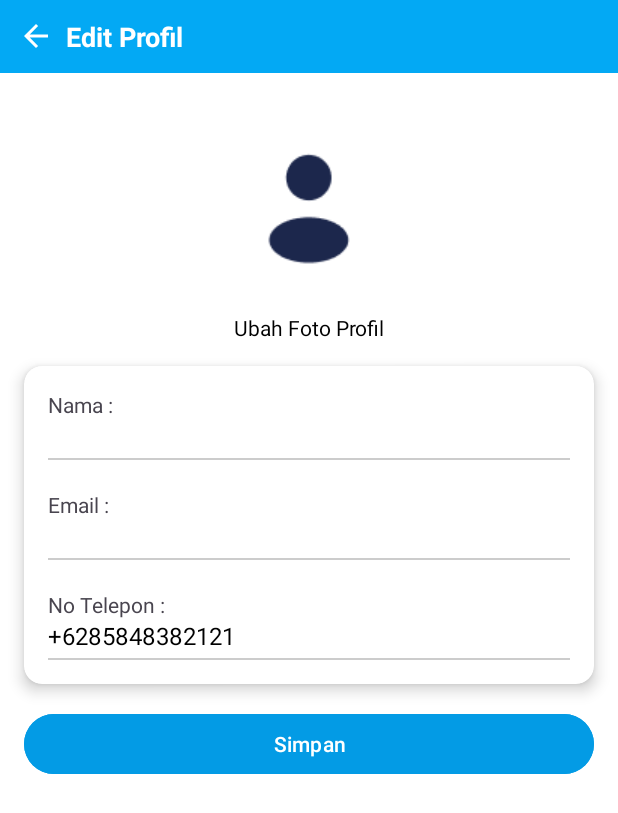
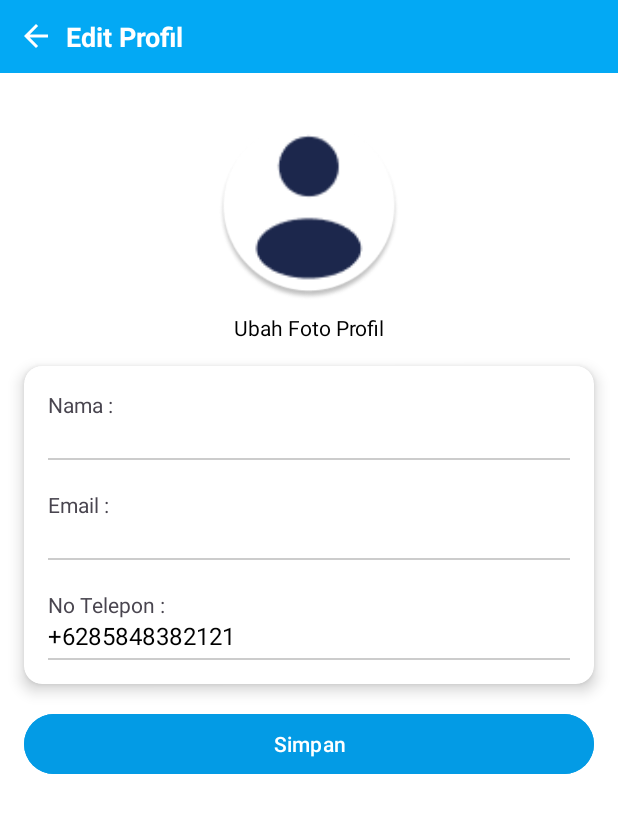
Before and after one commit to myrna12345/SmartFeed, an Android app: the EditProfilActivity screen opened directly, with no data from a screen before it, on a phone screen of 412 x 824 dp. Shown: the top 813 px of the screen. Run offline under Robolectric (Android 15) with nearby library versions, the phone set to English and light mode, and no system bars; our stand-ins replace Firebase (no records; nobody signed in at launch, a user with empty details on screens opened directly); pictures from the network do not load.

Commit message:
perbaikan sementara halaman edit profil

```diff
--- a/app/build.gradle
+++ b/app/build.gradle
@@ -36,6 +36,9 @@ dependencies {
     implementation 'com.google.firebase:firebase-analytics:21.5.0' // terbaru untuk analytics (opsional)
     implementation 'com.google.firebase:firebase-database:20.3.0' // realtime database (kalau pakai)
     implementation 'com.google.firebase:firebase-firestore:24.9.0' // untuk Firestore
+    implementation 'com.github.bumptech.glide:glide:4.15.1' // Glide untuk load gambar
+    annotationProcessor 'com.github.bumptech.glide:compiler:4.15.1' // Annotation processor untuk Glide
+
 
     // Jangan pakai firebase-core (sudah deprecated)
 
--- a/app/src/main/java/com/example/pakanotomatis/EditProfilActivity.java
+++ b/app/src/main/java/com/example/pakanotomatis/EditProfilActivity.java
@@ -1,8 +1,14 @@
 package com.example.pakanotomatis;
 
+import android.content.Intent;
+import android.graphics.Outline;
+import android.net.Uri;
+import android.os.Build;
 import android.os.Bundle;
 import android.util.Log;
 import android.util.Patterns;
+import android.view.View;
+import android.view.ViewOutlineProvider;
 import android.widget.Button;
 import android.widget.EditText;
 import android.widget.ImageView;
@@ -10,8 +16,12 @@ import android.widget.LinearLayout;
 import android.widget.TextView;
 import android.widget.Toast;
 
+
+import androidx.annotation.Nullable;
 import androidx.appcompat.app.AppCompatActivity;
 
+import com.bumptech.glide.Glide;
+import com.bumptech.glide.load.resource.bitmap.CircleCrop;
 import com.google.firebase.auth.FirebaseAuth;
 import com.google.firebase.auth.FirebaseUser;
 import com.google.firebase.auth.UserProfileChangeRequest;
@@ -22,6 +32,8 @@ import java.util.Map;
 
 public class EditProfilActivity extends AppCompatActivity {
 
+    private static final int PICK_IMAGE_REQUEST = 1;
+
     private ImageView profileImage;
     private TextView textUbahFoto;
     private EditText editName, editEmail, editPhone;
@@ -30,6 +42,8 @@ public class EditProfilActivity extends AppCompatActivity {
 
     private FirebaseAuth mAuth;
     private FirebaseFirestore db;
+
+    private Uri selectedImageUri = null;
 
     @Override
     protected void onCreate(Bundle savedInstanceState) {
@@ -52,15 +66,49 @@ public class EditProfilActivity extends AppCompatActivity {
 
         mAuth = FirebaseAuth.getInstance();
         db = FirebaseFirestore.getInstance();
+
+        profileImage.post(() -> {
+            int size = Math.min(profileImage.getWidth(), profileImage.getHeight());
+            profileImage.setClipToOutline(true);
+            profileImage.setOutlineProvider(new ViewOutlineProvider() {
+                @Override
+                public void getOutline(View view, Outline outline) {
+                    outline.setOval(0, 0, size, size);
+                }
+            });
+        });
     }
 
     private void setupListeners() {
         backHeader.setOnClickListener(v -> finish());
 
-        textUbahFoto.setOnClickListener(v ->
-                Toast.makeText(this, "Fitur ubah foto belum tersedia", Toast.LENGTH_SHORT).show());
+        textUbahFoto.setOnClickListener(v -> openImageChooser());
 
         btnSave.setOnClickListener(v -> saveProfile());
+    }
+
+    private void openImageChooser() {
+        Intent intent = new Intent();
+        intent.setType("image/*");
+        intent.setAction(Intent.ACTION_GET_CONTENT);
+        startActivityForResult(Intent.createChooser(intent, "Pilih Foto"), PICK_IMAGE_REQUEST);
+    }
+
+    @Override
+    protected void onActivityResult(int requestCode, int resultCode, @Nullable Intent data) {
+        super.onActivityResult(requestCode, resultCode, data);
+
+        if (requestCode == PICK_IMAGE_REQUEST && resultCode == RESULT_OK && data != null && data.getData() != null) {
+            selectedImageUri = data.getData();
+
+            // Load image dengan Glide dan circle crop
+            Glide.with(this)
+                    .load(selectedImageUri)
+                    .placeholder(R.drawable.ic_user_default)
+                    .error(R.drawable.ic_user_default)
+                    .transform(new CircleCrop())
+                    .into(profileImage);
+        }
     }
 
     private void loadUserData() {
@@ -80,10 +128,25 @@ public class EditProfilActivity extends AppCompatActivity {
                             if (nama != null) editName.setText(nama);
                             if (email != null) editEmail.setText(email);
                             if (telepon != null) editPhone.setText(telepon);
+
+                            String photoUrl = documentSnapshot.getString("photoUrl");
+                            if (photoUrl != null && !photoUrl.isEmpty()) {
+                                Glide.with(this)
+                                        .load(photoUrl)
+                                        .placeholder(R.drawable.ic_user_default)
+                                        .error(R.drawable.ic_user_default)
+                                        .transform(new CircleCrop())
+                                        .into(profileImage);
+                            } else {
+                                Glide.with(this)
+                                        .load(R.drawable.ic_user_default)
+                                        .transform(new CircleCrop())
+                                        .into(profileImage);
+                            }
+
                         } else {
                             Toast.makeText(this, "Data tidak ditemukan di Firestore", Toast.LENGTH_SHORT).show();
 
-                            // Fallback: gunakan data dari FirebaseAuth
                             String email = user.getEmail();
                             String displayName = user.getDisplayName();
 
@@ -110,14 +173,29 @@ public class EditProfilActivity extends AppCompatActivity {
                                     editName.setText(displayName);
                                 }
                             }
+
+                            Glide.with(this)
+                                    .load(R.drawable.ic_user_default)
+                                    .transform(new CircleCrop())
+                                    .into(profileImage);
                         }
                     })
                     .addOnFailureListener(e -> {
                         Toast.makeText(this, "Gagal memuat data profil", Toast.LENGTH_SHORT).show();
                         Log.e("EditProfil", "Gagal ambil data Firestore", e);
+
+                        Glide.with(this)
+                                .load(R.drawable.ic_user_default)
+                                .transform(new CircleCrop())
+                                .into(profileImage);
                     });
         } else {
             Toast.makeText(this, "User belum login!", Toast.LENGTH_SHORT).show();
+
+            Glide.with(this)
+                    .load(R.drawable.ic_user_default)
+                    .transform(new CircleCrop())
+                    .into(profileImage);
         }
     }
 
@@ -168,6 +246,7 @@ public class EditProfilActivity extends AppCompatActivity {
                         if (task.isSuccessful()) {
                             Log.d("EditProfil", "Display name updated.");
                             saveToFirestore(user.getUid(), nama, email, telepon);
+                            // TODO: Upload foto ke Firebase Storage dan simpan URL di Firestore jika selectedImageUri != null
                         } else {
                             Toast.makeText(this, "Gagal update profil", Toast.LENGTH_SHORT).show();
                         }
@@ -190,7 +269,7 @@ public class EditProfilActivity extends AppCompatActivity {
                 })
                 .addOnFailureListener(e -> {
                     Toast.makeText(this, "Gagal simpan data ke Firestore", Toast.LENGTH_SHORT).show();
-                    Log.e("EditProfil", "Error saving data", e);
+                    Log.e("EditProfil", "Gagal simpan data ke Firestore", e);
                 });
     }
 }
--- a/app/src/main/res/layout/activity_edit_profil.xml
+++ b/app/src/main/res/layout/activity_edit_profil.xml
@@ -48,17 +48,20 @@
         </LinearLayout>
     </androidx.constraintlayout.widget.ConstraintLayout>
 
-    <!-- Foto Profil -->
+    <!-- Foto Profil Lingkaran -->
     <ImageView
         android:id="@+id/profile_image"
         android:layout_width="120dp"
         android:layout_height="120dp"
+        android:layout_marginTop="32dp"
+        android:scaleType="centerCrop"
         android:src="@drawable/ic_user_default"
-        android:layout_marginTop="32dp"
+        android:clipToOutline="true"
+        android:outlineProvider="background"
+        android:background="@drawable/bg_circle_white"
         app:layout_constraintTop_toBottomOf="@id/header_container"
         app:layout_constraintStart_toStartOf="parent"
-        app:layout_constraintEnd_toEndOf="parent"
-        android:scaleType="centerInside" />
+        app:layout_constraintEnd_toEndOf="parent" />
 
     <!-- Teks Ubah Foto -->
     <TextView
@@ -105,10 +108,10 @@
                 android:text="Azmi"
                 android:textColor="#000000"
                 android:textSize="16sp"
+                android:background="@null"
                 android:backgroundTint="#CCCCCC"
-                android:paddingBottom="4dp"
                 android:inputType="textPersonName"
-                android:background="@null" />
+                android:paddingBottom="4dp" />
 
             <View
                 android:layout_width="match_parent"
@@ -130,9 +133,9 @@
                 android:text="azmi@gmail.com"
                 android:textColor="#000000"
                 android:textSize="16sp"
+                android:background="@null"
                 android:paddingBottom="4dp"
-                android:inputType="textEmailAddress"
-                android:background="@null" />
+                android:inputType="textEmailAddress" />
 
             <View
                 android:layout_width="match_parent"
@@ -154,9 +157,9 @@
                 android:text="+6285848382121"
                 android:textColor="#000000"
                 android:textSize="16sp"
+                android:background="@null"
                 android:paddingBottom="4dp"
-                android:inputType="phone"
-                android:background="@null" />
+                android:inputType="phone" />
 
             <View
                 android:layout_width="match_parent"
```
